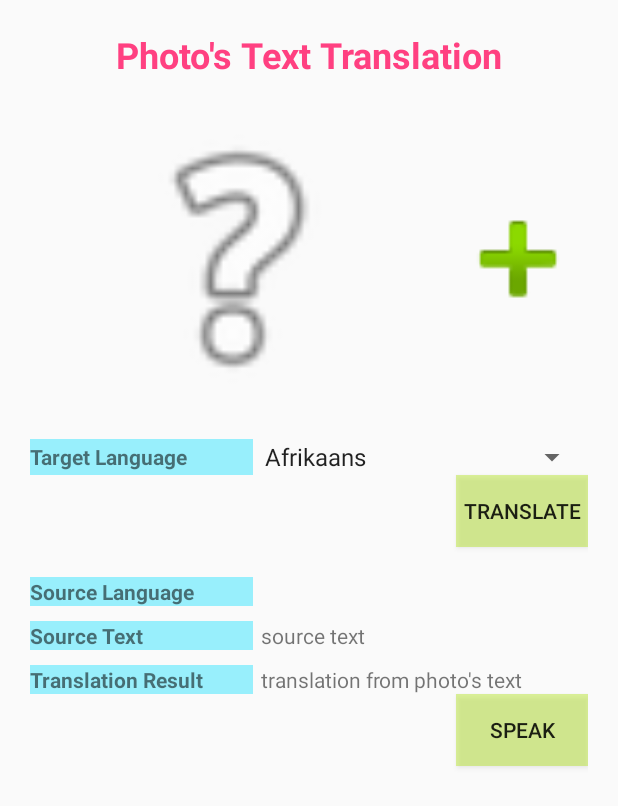
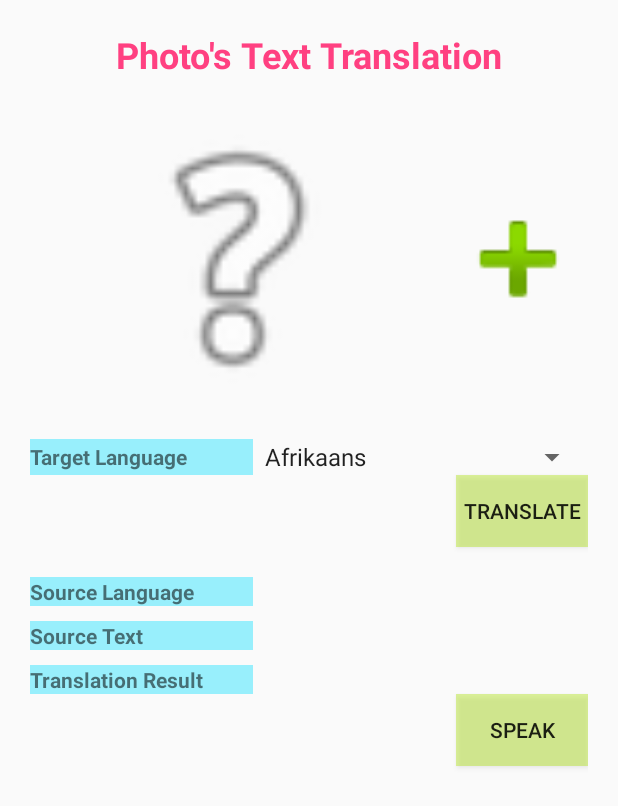
Before and after one commit to mvp1235/iTranslator, an Android app: the PhotoTranslateActivity screen opened directly, with no data from a screen before it, on a phone screen of 412 x 824 dp. Shown: the top 806 px of the screen. Run offline under Robolectric (Android 15) with nearby library versions, the phone set to English and light mode, and no system bars; our stand-ins replace Volley; libraries missing offline, so code that uses them is left out: com.github.tbouron.shakedetector; 5 statements that could not run were skipped.

Commit message:
minor design changes

```diff
--- a/app/build.gradle
+++ b/app/build.gradle
@@ -19,7 +19,7 @@ android {
 }
 
 dependencies {
-    implementation fileTree(dir: 'libs', include: ['*.jar'])
+    implementation fileTree(include: ['*.jar'], dir: 'libs')
     implementation 'com.android.support:appcompat-v7:26.1.0'
     implementation 'com.android.support.constraint:constraint-layout:1.0.2'
     implementation 'com.android.support:support-v4:26.1.0'
@@ -32,7 +32,7 @@ dependencies {
     compile 'com.google.firebase:firebase-auth:11.6.2'
     compile 'com.google.android.gms:play-services-auth:11.6.2'
     compile 'com.google.android.gms:play-services-location:11.6.2'
-
+    implementation 'com.android.support:design:27.0.2'
 }
 
 apply plugin: 'com.google.gms.google-services'
--- a/app/src/main/res/layout/activity_photo_translate.xml
+++ b/app/src/main/res/layout/activity_photo_translate.xml
@@ -10,7 +10,7 @@
 
     <LinearLayout
         android:layout_width="match_parent"
-        android:layout_height="match_parent"
+        android:layout_height="wrap_content"
         android:orientation="vertical">
 
         <TextView
@@ -33,6 +33,7 @@
                 android:layout_width="0dp"
                 android:layout_height="200dp"
                 android:layout_weight="3"
+                android:contentDescription="@string/placeholder_for_the_photo_to_be_processed"
                 app:srcCompat="@android:drawable/ic_menu_help" />
 
             <ImageButton
@@ -43,7 +44,8 @@
                 android:background="@android:color/transparent"
                 android:scaleType="fitCenter"
                 android:layout_gravity="center_vertical"
-                app:srcCompat="@android:drawable/ic_input_add" />
+                app:srcCompat="@android:drawable/ic_input_add"
+                android:contentDescription="@string/select_a_photo_for_text_capture_and_translation" />
 
         </LinearLayout>
 
@@ -126,8 +128,7 @@
                 android:layout_weight="3"
                 android:gravity="center_vertical"
                 android:paddingLeft="5dp"
-                android:paddingRight="5dp"
-                android:text="source text" />
+                android:paddingRight="5dp"/>
 
         </LinearLayout>
 
@@ -152,8 +153,7 @@
                 android:layout_weight="3"
                 android:gravity="center_vertical"
                 android:paddingLeft="5dp"
-                android:paddingRight="5dp"
-                android:text="translation from photo's text" />
+                android:paddingRight="5dp" />
 
         </LinearLayout>
 
--- a/app/src/main/res/values/strings.xml
+++ b/app/src/main/res/values/strings.xml
@@ -35,4 +35,10 @@
     <string name="getCurrentLocation">Get Current Location</string>
     <string name="photoTextTranslation">Photo\'s Text Translation</string>
     <string name="textTranslation">Text Translation</string>
+    <string name="translation">Translation</string>
+    <string name="conversation">Conversation</string>
+    <string name="photo">Photo</string>
+    <string name="profile">Profile</string>
+    <string name="select_a_photo_for_text_capture_and_translation">Select a photo for text capture and translation</string>
+    <string name="placeholder_for_the_photo_to_be_processed">Placeholder for the photo to be processed</string>
 </resources>
```
Also changed, not shown: app/src/main/res/layout/activity_home.xml (+4 -4 lines), app/src/main/res/layout/activity_translate.xml (+12 -6 lines).
